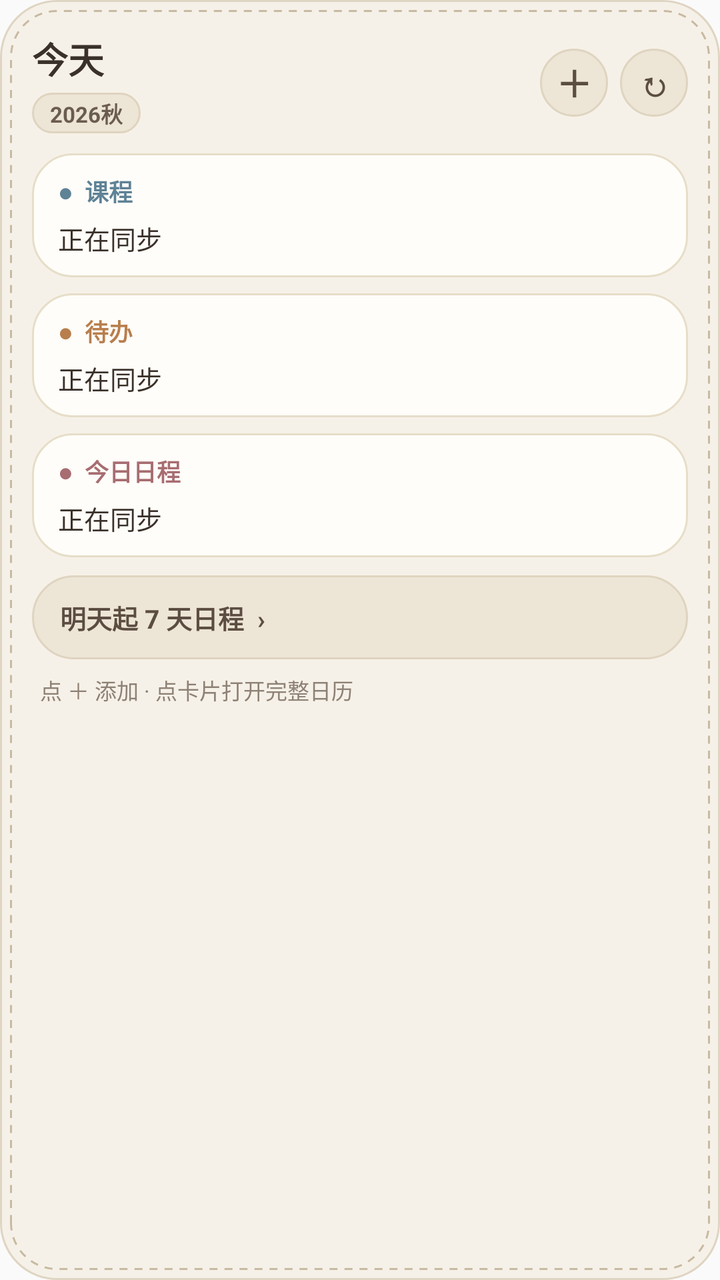
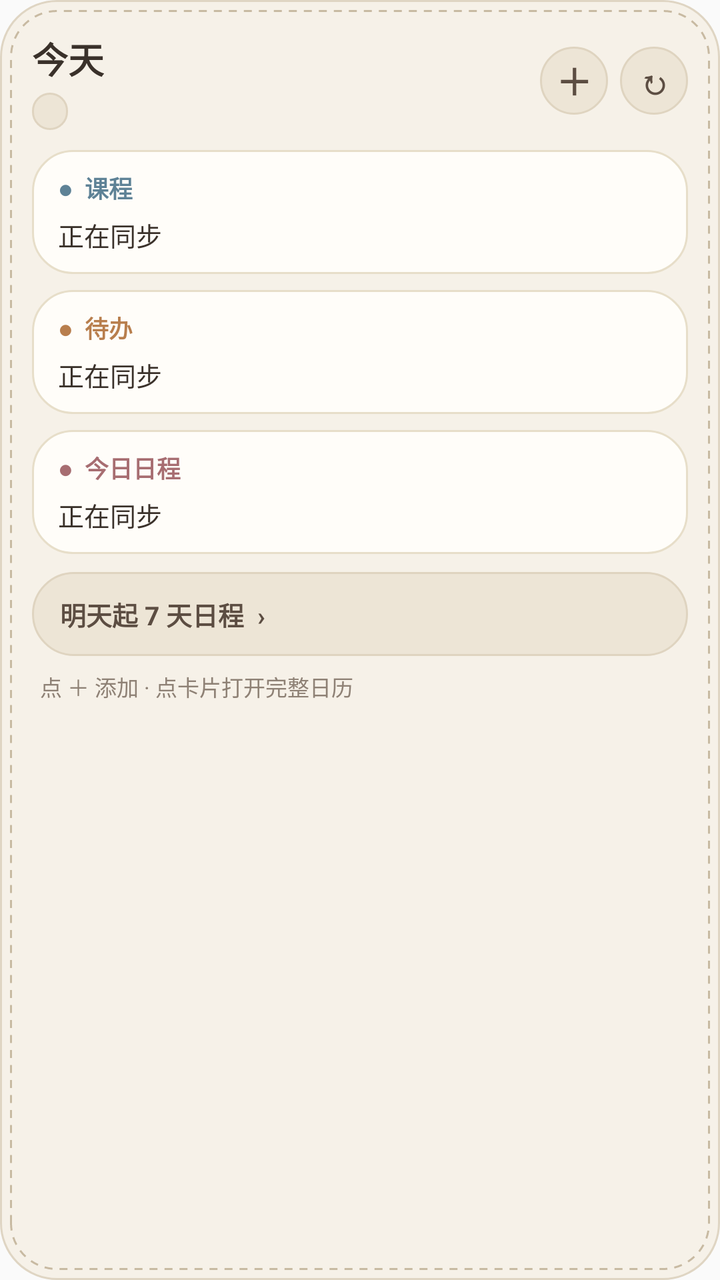

Two renders of the same Android screen: before a commit and after it. Below are the layout's source before the change and the commit's diff.
<!-- AndroidManifest.xml: application theme android:Theme.Material.Light.NoActionBar -->
<!-- res/layout/calendar_widget.xml -->
<LinearLayout xmlns:android="http://schemas.android.com/apk/res/android"
    android:id="@+id/widgetRoot"
    android:layout_width="match_parent"
    android:layout_height="match_parent"
    android:orientation="vertical"
    android:padding="16dp"
    android:background="@drawable/widget_bg">

    
    <LinearLayout
        android:layout_width="match_parent"
        android:layout_height="wrap_content"
        android:orientation="horizontal"
        android:gravity="center_vertical"
        android:paddingBottom="10dp">

        <LinearLayout
            android:layout_width="0dp"
            android:layout_weight="1"
            android:layout_height="wrap_content"
            android:orientation="vertical">

            <TextView
                android:id="@+id/title"
                android:layout_width="wrap_content"
                android:layout_height="wrap_content"
                android:text="今天"
                android:textSize="18sp"
                android:textStyle="bold"
                android:textColor="#3A312A" />

            <TextView
                android:id="@+id/weekBadge"
                android:layout_width="wrap_content"
                android:layout_height="wrap_content"
                android:layout_marginTop="4dp"
                android:paddingLeft="9dp"
                android:paddingRight="9dp"
                android:paddingTop="2dp"
                android:paddingBottom="2dp"
                android:background="@drawable/widget_pill_bg"
                android:text="2026秋"
                android:textSize="11sp"
                android:textStyle="bold"
                android:textColor="#6B5C50" />
        </LinearLayout>

        <TextView
            android:id="@+id/add"
            android:layout_width="34dp"
            android:layout_height="34dp"
            android:layout_marginRight="6dp"
            android:gravity="center"
            android:background="@drawable/widget_pill_bg"
            android:text="＋"
            android:textSize="18sp"
            android:textStyle="bold"
            android:textColor="#5C4D42"
            android:contentDescription="添加事项" />

        <TextView
            android:id="@+id/refresh"
            android:layout_width="34dp"
            android:layout_height="34dp"
            android:gravity="center"
            android:background="@drawable/widget_pill_bg"
            android:text="↻"
            android:textSize="17sp"
            android:textStyle="bold"
            android:textColor="#5C4D42"
            android:contentDescription="刷新" />
    </LinearLayout>

    
    <LinearLayout
        android:id="@+id/courseSection"
        android:layout_width="match_parent"
        android:layout_height="wrap_content"
        android:orientation="vertical"
        android:paddingLeft="13dp"
        android:paddingRight="13dp"
        android:paddingTop="10dp"
        android:paddingBottom="10dp"
        android:background="@drawable/widget_section_bg">

        <TextView
            android:layout_width="match_parent"
            android:layout_height="wrap_content"
            android:text="●  课程"
            android:textSize="12sp"
            android:textStyle="bold"
            android:textColor="#5E8296" />

        <TextView
            android:id="@+id/course"
            android:layout_width="match_parent"
            android:layout_height="wrap_content"
            android:layout_marginTop="5dp"
            android:lineSpacingExtra="3dp"
            android:text="正在同步"
            android:textSize="13sp"
            android:textColor="#3A312A" />
    </LinearLayout>

    
    <LinearLayout
        android:id="@+id/todoSection"
        android:layout_width="match_parent"
        android:layout_height="wrap_content"
        android:layout_marginTop="8dp"
        android:orientation="vertical"
        android:paddingLeft="13dp"
        android:paddingRight="13dp"
        android:paddingTop="10dp"
        android:paddingBottom="10dp"
        android:background="@drawable/widget_section_bg">

        <TextView
            android:layout_width="match_parent"
            android:layout_height="wrap_content"
            android:text="●  待办"
            android:textSize="12sp"
            android:textStyle="bold"
            android:textColor="#B87E4D" />

        <TextView
            android:id="@+id/todo"
            android:layout_width="match_parent"
            android:layout_height="wrap_content"
            android:layout_marginTop="5dp"
            android:lineSpacingExtra="3dp"
            android:text="正在同步"
            android:textSize="13sp"
            android:textColor="#3A312A" />
    </LinearLayout>

    
    <LinearLayout
        android:id="@+id/scheduleSection"
        android:layout_width="match_parent"
        android:layout_height="wrap_content"
        android:layout_marginTop="8dp"
        android:orientation="vertical"
        android:paddingLeft="13dp"
        android:paddingRight="13dp"
        android:paddingTop="10dp"
        android:paddingBottom="10dp"
        android:background="@drawable/widget_section_bg">

        <TextView
            android:layout_width="match_parent"
            android:layout_height="wrap_content"
            android:text="●  今日日程"
            android:textSize="12sp"
            android:textStyle="bold"
            android:textColor="#A76D71" />

        <TextView
            android:id="@+id/schedule"
            android:layout_width="match_parent"
            android:layout_height="wrap_content"
            android:layout_marginTop="5dp"
            android:lineSpacingExtra="3dp"
            android:text="正在同步"
            android:textSize="13sp"
            android:textColor="#3A312A" />
    </LinearLayout>

    
    <TextView
        android:id="@+id/weekToggle"
        android:layout_width="match_parent"
        android:layout_height="wrap_content"
        android:minHeight="42dp"
        android:layout_marginTop="9dp"
        android:paddingLeft="14dp"
        android:paddingRight="14dp"
        android:paddingTop="10dp"
        android:paddingBottom="10dp"
        android:gravity="center_vertical"
        android:background="@drawable/widget_pill_bg"
        android:text="明天起 7 天日程  ›"
        android:textSize="13sp"
        android:textStyle="bold"
        android:textColor="#5C4D42" />

    
    <TextView
        android:id="@+id/status"
        android:layout_width="match_parent"
        android:layout_height="wrap_content"
        android:paddingTop="7dp"
        android:paddingLeft="4dp"
        android:ellipsize="end"
        android:singleLine="true"
        android:text="点 ＋ 添加 · 点卡片打开完整日历"
        android:textSize="11sp"
        android:textColor="#8E8175" />
</LinearLayout>
<!-- resources referenced by this layout -->
<resources>
  <!-- drawable widget_bg (drawable) -->
  <layer-list xmlns:android="http://schemas.android.com/apk/res/android">
      <item>
          <shape android:shape="rectangle">
              <solid android:color="#F4F6F1E7" />
              <corners android:radius="28dp" />
              <stroke android:width="1dp" android:color="#DFD5C3" />
          </shape>
      </item>
      <item android:left="5dp" android:top="5dp" android:right="5dp" android:bottom="5dp">
          <shape android:shape="rectangle">
              <solid android:color="#00000000" />
              <corners android:radius="23dp" />
              <stroke android:width="1dp" android:color="#C8BAA2" android:dashWidth="4dp" android:dashGap="3.5dp" />
          </shape>
      </item>
  </layer-list>
  <!-- drawable widget_pill_bg (drawable) -->
  <shape xmlns:android="http://schemas.android.com/apk/res/android" android:shape="rectangle">
      <solid android:color="#EDE5D6" />
      <corners android:radius="999dp" />
      <stroke android:width="1dp" android:color="#DFD4C0" />
  </shape>
  <!-- drawable widget_section_bg (drawable) -->
  <shape xmlns:android="http://schemas.android.com/apk/res/android" android:shape="rectangle">
      <solid android:color="#FFFDF9" />
      <corners android:radius="20dp" />
      <stroke android:width="1dp" android:color="#E7DEC9" />
  </shape>
</resources>

<!-- the commit's change to res/layout/calendar_widget.xml (unified diff, before → after) -->
@@ -39,7 +39,7 @@
                 android:paddingTop="2dp"
                 android:paddingBottom="2dp"
                 android:background="@drawable/widget_pill_bg"
-                android:text="2026秋"
+                android:text=""
                 android:textSize="11sp"
                 android:textStyle="bold"
                 android:textColor="#6B5C50" />
